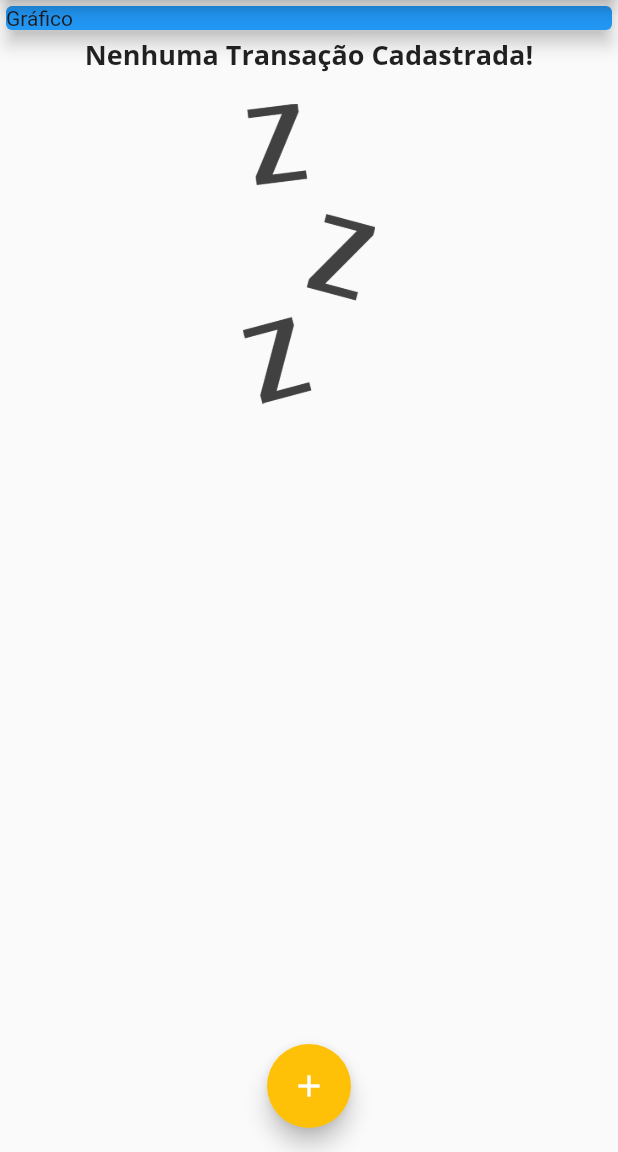
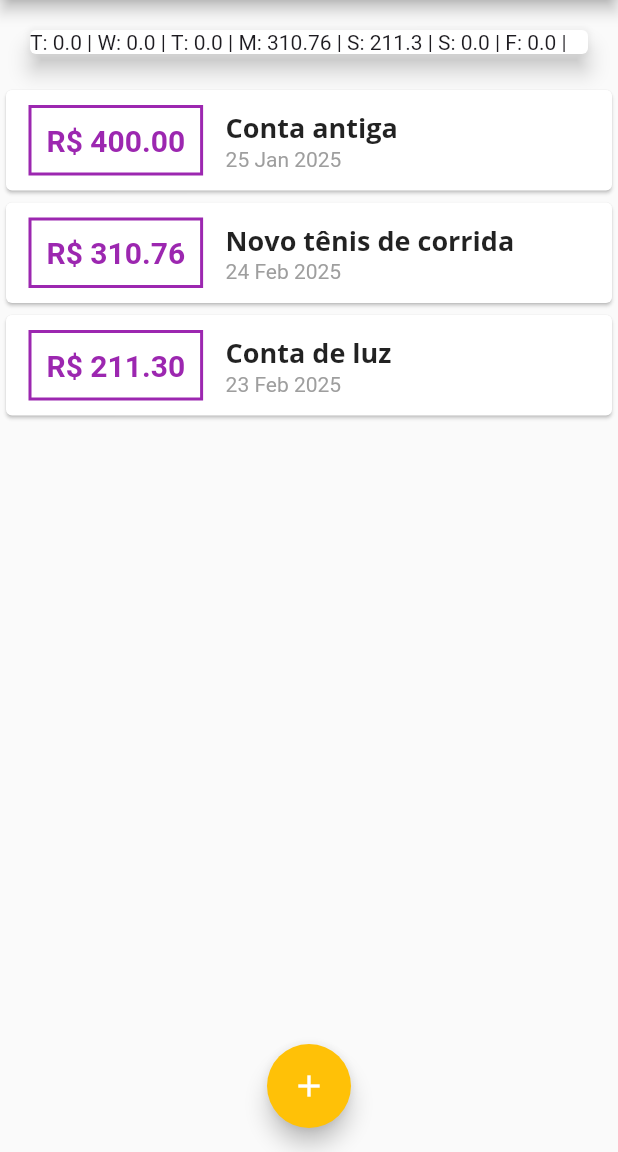
Before and after one commit to JJtankevans/controle_de_despesas, a Flutter app: the screen it shows after launch, on a phone screen of 412 x 824 dp, the part 84-1236 px from its top. Run offline on Flutter 3.47's test engine with Material 3 defaults, Android fonts, the phone set to English and light mode, and no system bars.

Commit message:
feature:creating-chart-data-dinamicly

```diff
--- a/lib/components/chart.dart
+++ b/lib/components/chart.dart
@@ -1,11 +1,29 @@
+import 'package:expenses/model/transaction.dart';
 import 'package:flutter/material.dart';
+import 'package:intl/intl.dart';
 
 class Chart extends StatelessWidget {
-  const Chart({super.key});
+  const Chart({required this.recentTransaction, super.key});
+
+  final List<Transaction> recentTransaction;
 
   List<Map<String, Object>> get groupedTransactions {
     return List.generate(7, (index) {
-      return {"day": "T", "value": 9.99};
+      final weekDay = DateTime.now().subtract(Duration(days: index));
+
+      double totalSum = 0.0;
+
+      for (var i = 0; i < recentTransaction.length; i++) {
+        bool dayMatch = recentTransaction[i].date.day == weekDay.day;
+        bool monthMatch = recentTransaction[i].date.month == weekDay.month;
+        bool yearMatch = recentTransaction[i].date.year == weekDay.year;
+
+        if (dayMatch && monthMatch && yearMatch) {
+          totalSum += recentTransaction[i].value;
+        }
+      }
+
+      return {"day": DateFormat.E().format(weekDay)[0], "value": totalSum};
     });
   }
 
@@ -14,7 +32,12 @@ class Chart extends StatelessWidget {
     return Card(
       elevation: 6,
       margin: EdgeInsets.all(20),
-      child: Row(children: const []),
+      child: Row(
+        children:
+            groupedTransactions.map((tr) {
+              return Text("${tr["day"]}: ${tr["value"]} | ");
+            }).toList(),
+      ),
     );
   }
 }
--- /dev/null
+++ b/lib/components/chart_bar.dart
@@ -0,0 +1,10 @@
+import 'package:flutter/material.dart';
+
+class ChartBar extends StatelessWidget {
+  const ChartBar({super.key});
+
+  @override
+  Widget build(BuildContext context) {
+    return const Placeholder();
+  }
+}
--- a/lib/main.dart
+++ b/lib/main.dart
@@ -1,5 +1,6 @@
 import 'dart:math';
 
+import 'package:expenses/components/chart.dart';
 import 'package:expenses/components/transaction_form.dart';
 import 'package:expenses/components/transaction_list.dart';
 import 'package:expenses/model/transaction.dart';
@@ -24,7 +25,7 @@ class ExpensesApp extends StatelessWidget {
             fontFamily: "OpenSans",
             fontSize: 20,
             fontWeight: FontWeight.bold,
-            )
+          ),
         ),
         colorScheme: ColorScheme.fromSeed(
           seedColor: Colors.amber,
@@ -36,7 +37,8 @@ class ExpensesApp extends StatelessWidget {
           titleLarge: TextStyle(
             fontFamily: "OpenSans",
             fontSize: 18,
-            fontWeight: FontWeight.bold,)
+            fontWeight: FontWeight.bold,
+          ),
         ),
         useMaterial3: false,
       ),
@@ -53,19 +55,33 @@ class MyHomePage extends StatefulWidget {
 
 class _MyHomePageState extends State<MyHomePage> {
   final List<Transaction> _transactions = [
-    // Transaction(
-    //   id: "t1",
-    //   title: "Novo tênis de corrida",
-    //   value: 310.76,
-    //   date: DateTime.now(),
-    // ),
-    // Transaction(
-    //   id: "t2",
-    //   title: "Conta de luz",
-    //   value: 211.30,
-    //   date: DateTime.now(),
-    // ),
+    Transaction(
+      id: "t0",
+      title: "Conta antiga",
+      value: 400.00,
+      date: DateTime.now().subtract(Duration(days: 33)),
+    ),
+    Transaction(
+      id: "t1",
+      title: "Novo tênis de corrida",
+      value: 310.76,
+      date: DateTime.now().subtract(Duration(days: 3)),
+    ),
+    Transaction(
+      id: "t2",
+      title: "Conta de luz",
+      value: 211.30,
+      date: DateTime.now().subtract(Duration(days: 4)),
+    ),
   ];
+
+  List<Transaction> get _recentTransactions {
+    return _transactions.where((tr) {
+      return tr.date.isAfter(DateTime.now().subtract(
+        Duration(days: 7),
+      ));
+    }).toList();
+  }
 
   void _openTransactionFormModal(BuildContext context) {
     showModalBottomSheet(
@@ -107,13 +123,7 @@ class _MyHomePageState extends State<MyHomePage> {
         child: Column(
           crossAxisAlignment: CrossAxisAlignment.stretch,
           children: [
-            Container(
-              child: Card(
-                elevation: 5,
-                color: Colors.blue,
-                child: Text('Gráfico'),
-              ),
-            ),
+            Chart(recentTransaction: _recentTransactions),
             TransactionList(transactions: _transactions),
           ],
         ),
```
